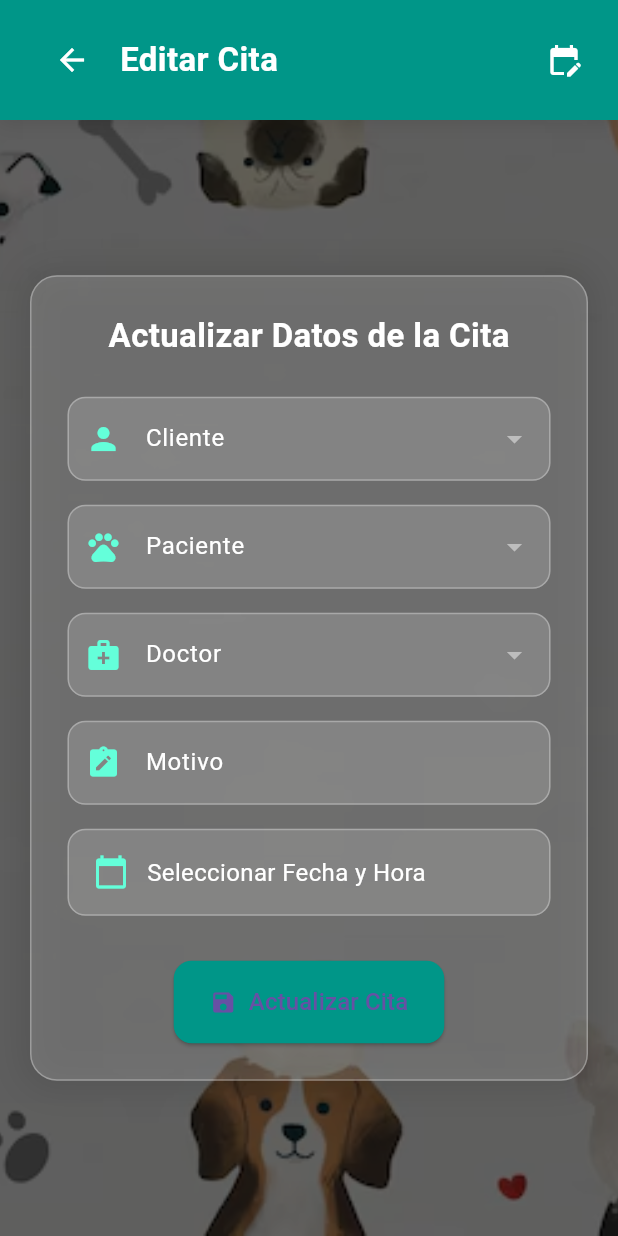
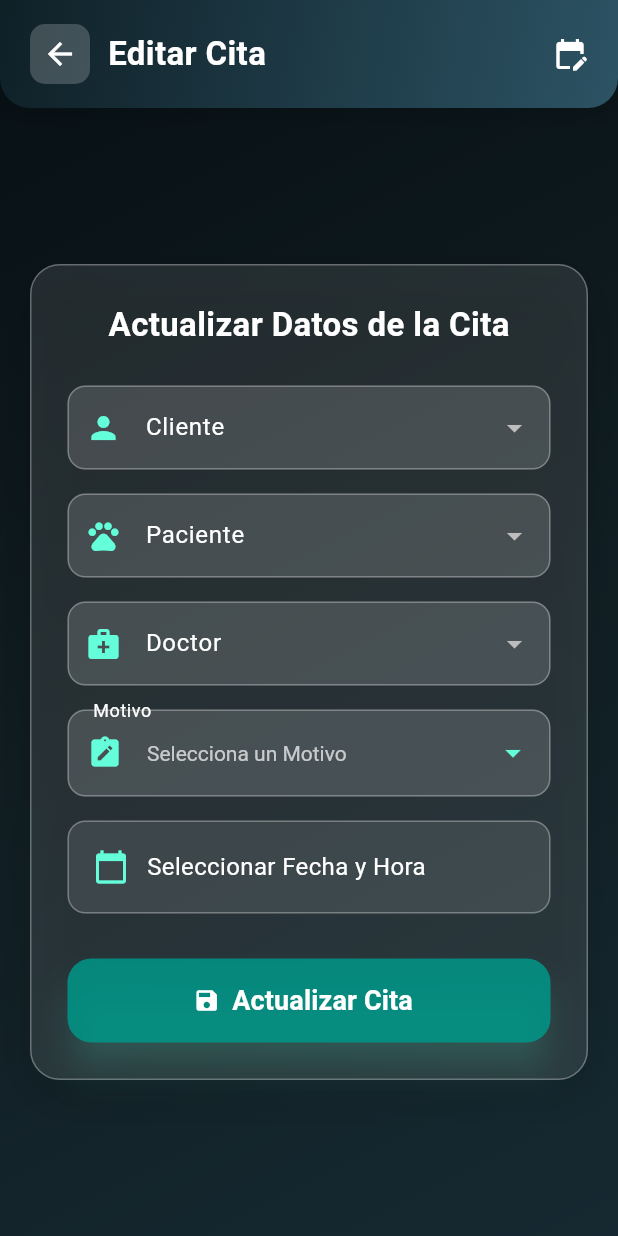
Before and after one commit to Saixnet021/PetsAndHealth, a Flutter app: the EditarCitaScreen screen opened directly with empty values, on a phone screen of 412 x 824 dp. Run offline on Flutter 3.47's test engine with Material 3 defaults, Android fonts, the phone set to English and light mode, and no system bars; our stand-ins replace cloud_firestore, firebase_auth, firebase_core, flutter_animate, image_picker, shimmer; accounts and stored records are empty; statements that could not run were skipped.

Commit message:
version final

```diff
--- a/lib/screens/Citas/EditarCitaScreen.dart
+++ b/lib/screens/Citas/EditarCitaScreen.dart
@@ -11,7 +11,6 @@ class EditarCitaScreen extends StatefulWidget {
     required this.citaData,
   });
 
-  @override
   State<EditarCitaScreen> createState() => _EditarCitaScreenState();
 }
 
@@ -19,12 +18,21 @@ class _EditarCitaScreenState extends State<EditarCitaScreen> {
   String? clienteId;
   String? pacienteId;
   String? doctorId;
-  String motivo = '';
+  String? motivo;
   DateTime? fechaHora;
 
   List<DocumentSnapshot> clientes = [];
   List<DocumentSnapshot> pacientes = [];
   List<DocumentSnapshot> doctores = [];
+  final List<String> motivosPredefinidos = [
+    'Vacunación',
+    'Chequeo general',
+    'Desparasitación',
+    'Cirugía',
+    'Consulta de emergencia',
+    'Consulta dental',
+    'Otro',
+  ];
 
   @override
   void initState() {
@@ -83,7 +91,7 @@ class _EditarCitaScreenState extends State<EditarCitaScreen> {
         pacienteId == null ||
         doctorId == null ||
         fechaHora == null ||
-        motivo.isEmpty) {
+        motivo == null) {
       ScaffoldMessenger.of(context).showSnackBar(
         const SnackBar(content: Text('Completa todos los campos')),
       );
@@ -163,41 +171,61 @@ class _EditarCitaScreenState extends State<EditarCitaScreen> {
     );
   }
 
-  Widget _buildTextField({
-    required String initialValue,
+  Widget _buildDropdownFields({
+    required String? value,
+    required String hint,
     required String label,
-    required IconData icon,
-    required void Function(String) onChanged,
+    required List<DropdownMenuItem<String>> items,
+    required void Function(String?)? onChanged,
+    IconData? icon,
+    bool isLoading = false,
+    bool isEnabled = true,
+    String? disabledHint,
   }) {
-    return TextFormField(
-      initialValue: initialValue,
+    return Container(
+      decoration: BoxDecoration(
+        borderRadius: BorderRadius.circular(12),
+        color: Colors.white.withOpacity(0.15),
+        border: Border.all(color: Colors.white.withOpacity(0.3), width: 1),
+      ),
+      child: DropdownButtonFormField<String>(
+        value: value,
+        hint: Text(hint, style: const TextStyle(color: Colors.white70)),
+        items: items,
+        onChanged: isEnabled ? onChanged : null,
         decoration: InputDecoration(
-        prefixIcon: Icon(icon, color: Colors.tealAccent),
+          prefixIcon: icon != null
+              ? Icon(icon, color: Colors.tealAccent)
+              : null,
           labelText: label,
           labelStyle: const TextStyle(color: Colors.white),
-        filled: true,
-        fillColor: Colors.white.withOpacity(0.15), // Efecto glassmorphism
+          filled: false,
+          counterText: '',
           border: OutlineInputBorder(
             borderRadius: BorderRadius.circular(12),
-          borderSide: BorderSide(
-            color: Colors.white.withOpacity(0.3),
-            width: 1,
-          ),
+            borderSide: BorderSide.none,
           ),
           enabledBorder: OutlineInputBorder(
             borderRadius: BorderRadius.circular(12),
-          borderSide: BorderSide(
-            color: Colors.white.withOpacity(0.3),
-            width: 1,
-          ),
+            borderSide: BorderSide.none,
           ),
           focusedBorder: OutlineInputBorder(
             borderRadius: BorderRadius.circular(12),
             borderSide: BorderSide(color: Colors.tealAccent, width: 2),
           ),
+          disabledBorder: OutlineInputBorder(
+            borderRadius: BorderRadius.circular(12),
+            borderSide: BorderSide.none,
+          ),
         ),
         style: const TextStyle(color: Colors.white),
-      onChanged: onChanged,
+        dropdownColor: Colors.grey[900],
+        iconEnabledColor: Colors.tealAccent,
+        disabledHint: disabledHint != null
+            ? Text(disabledHint, style: const TextStyle(color: Colors.white54))
+            : null,
+        isExpanded: true,
+      ),
     );
   }
 
@@ -209,47 +237,70 @@ class _EditarCitaScreenState extends State<EditarCitaScreen> {
     return Scaffold(
       body: Stack(
         children: [
-          // Background Image
+          // Fondo con gradiente
           Container(
-            decoration: BoxDecoration(
-              image: DecorationImage(
-                image: AssetImage('assets/images/fondo-huellas.webp'),
-                fit: BoxFit.cover,
+            decoration: const BoxDecoration(
+              gradient: LinearGradient(
+                colors: [
+                  Color(0xFF0F2027),
+                  Color(0xFF203A43),
+                  Color(0xFF2C5364),
+                ],
+                begin: Alignment.topLeft,
+                end: Alignment.bottomRight,
               ),
             ),
           ),
-          // Dark Overlay
+          // Capa oscura
           Container(
-            decoration: BoxDecoration(color: Colors.black.withOpacity(0.6)),
+            decoration: BoxDecoration(color: Colors.black.withOpacity(0.5)),
           ),
-          // Main Content
+          // Contenido
           Column(
             children: [
-              // AppBar
+              // AppBar personalizado
               Container(
                 padding: EdgeInsets.only(
                   top: MediaQuery.of(context).padding.top + 16,
-                  left: 24,
-                  right: 24,
+                  left: 20,
+                  right: 20,
                   bottom: 16,
                 ),
                 decoration: BoxDecoration(
-                  color: Colors.teal,
+                  gradient: const LinearGradient(
+                    colors: [Color(0xFF0F2027), Color(0xFF2C5364)],
+                    begin: Alignment.topLeft,
+                    end: Alignment.bottomRight,
+                  ),
+                  borderRadius: const BorderRadius.only(
+                    bottomLeft: Radius.circular(20),
+                    bottomRight: Radius.circular(20),
+                  ),
                   boxShadow: [
                     BoxShadow(
-                      color: Colors.black.withOpacity(0.1),
-                      blurRadius: 10,
-                      offset: const Offset(0, 2),
+                      color: Colors.black.withOpacity(0.2),
+                      blurRadius: 12,
+                      offset: const Offset(0, 4),
                     ),
                   ],
                 ),
                 child: Row(
                   children: [
-                    IconButton(
-                      icon: const Icon(Icons.arrow_back, color: Colors.white),
-                      onPressed: () => Navigator.pop(context),
+                    GestureDetector(
+                      onTap: () => Navigator.pop(context),
+                      child: Container(
+                        padding: const EdgeInsets.all(8),
+                        decoration: BoxDecoration(
+                          color: Colors.white.withOpacity(0.2),
+                          borderRadius: BorderRadius.circular(10),
                         ),
-                    const SizedBox(width: 8),
+                        child: const Icon(
+                          Icons.arrow_back,
+                          color: Colors.white,
+                        ),
+                      ),
+                    ),
+                    const SizedBox(width: 12),
                     const Text(
                       'Editar Cita',
                       style: TextStyle(
@@ -263,7 +314,7 @@ class _EditarCitaScreenState extends State<EditarCitaScreen> {
                   ],
                 ),
               ),
-              // Content
+              // Formulario
               Expanded(
                 child: Center(
                   child: SingleChildScrollView(
@@ -275,32 +326,31 @@ class _EditarCitaScreenState extends State<EditarCitaScreen> {
                       ),
                       padding: const EdgeInsets.all(24),
                       decoration: BoxDecoration(
-                        borderRadius: BorderRadius.circular(18),
-                        color: Colors.white.withOpacity(
-                          0.15,
-                        ), // Efecto glassmorphism
+                        borderRadius: BorderRadius.circular(20),
+                        color: Colors.white.withOpacity(0.1),
                         border: Border.all(
-                          color: Colors.white.withOpacity(
-                            0.3,
-                          ), // Borde semi-transparente
+                          color: Colors.white.withOpacity(0.3),
                           width: 1,
                         ),
                         boxShadow: [
                           BoxShadow(
-                            color: Colors.black.withOpacity(0.1),
-                            blurRadius: 20,
-                            spreadRadius: 5,
+                            color: Colors.black.withOpacity(0.15),
+                            blurRadius: 25,
+                            offset: const Offset(0, 10),
                           ),
                         ],
                       ),
                       child: Column(
+                        crossAxisAlignment: CrossAxisAlignment.start,
                         children: [
-                          const Text(
+                          const Center(
+                            child: Text(
                               'Actualizar Datos de la Cita',
                               style: TextStyle(
                                 fontSize: 22,
                                 fontWeight: FontWeight.bold,
                                 color: Colors.white,
+                              ),
                             ),
                           ),
                           const SizedBox(height: 25),
@@ -362,25 +412,30 @@ class _EditarCitaScreenState extends State<EditarCitaScreen> {
                                 setState(() => doctorId = value),
                           ),
                           const SizedBox(height: 16),
-                          _buildTextField(
-                            initialValue: motivo,
+                          _buildDropdownFields(
+                            value: motivo,
+                            hint: 'Selecciona un Motivo',
                             label: 'Motivo',
                             icon: Icons.note_alt,
-                            onChanged: (value) => motivo = value,
-                          ),
-                          const SizedBox(height: 16),
-                          Container(
-                            width: double.infinity,
-                            padding: const EdgeInsets.all(16),
-                            decoration: BoxDecoration(
-                              borderRadius: BorderRadius.circular(12),
-                              color: Colors.white.withOpacity(0.15),
-                              border: Border.all(
-                                color: Colors.white.withOpacity(0.3),
-                                width: 1,
+                            items: motivosPredefinidos
+                                .map(
+                                  (m) => DropdownMenuItem(
+                                    value: m,
+                                    child: Text(
+                                      m,
+                                      style: const TextStyle(
+                                        color: Colors.white,
                                       ),
                                     ),
-                            child: InkWell(
+                                  ),
+                                )
+                                .toList(),
+                            onChanged: (value) =>
+                                setState(() => motivo = value),
+                          ),
+
+                          const SizedBox(height: 16),
+                          GestureDetector(
                             onTap: () async {
                               final fecha = await showDatePicker(
                                 context: context,
@@ -408,9 +463,22 @@ class _EditarCitaScreenState extends State<EditarCitaScreen> {
                                 }
                               }
                             },
+                            child: Container(
+                              width: double.infinity,
+                              padding: const EdgeInsets.symmetric(
+                                horizontal: 16,
+                                vertical: 18,
+                              ),
+                              decoration: BoxDecoration(
+                                color: Colors.white.withOpacity(0.1),
+                                borderRadius: BorderRadius.circular(12),
+                                border: Border.all(
+                                  color: Colors.white.withOpacity(0.3),
+                                ),
+                              ),
                               child: Row(
                                 children: [
-                                  Icon(
+                                  const Icon(
                                     Icons.calendar_today,
                                     color: Colors.tealAccent,
                                   ),
@@ -431,21 +499,27 @@ class _EditarCitaScreenState extends State<EditarCitaScreen> {
                             ),
                           ),
                           const SizedBox(height: 30),
-                          ElevatedButton.icon(
+                          SizedBox(
+                            width: double.infinity,
+                            height: 56,
+                            child: ElevatedButton.icon(
                               onPressed: actualizarCita,
-                            icon: const Icon(Icons.save),
+                              style: ElevatedButton.styleFrom(
+                                backgroundColor: Colors.teal.withOpacity(0.85),
+                                shape: RoundedRectangleBorder(
+                                  borderRadius: BorderRadius.circular(16),
+                                ),
+                                shadowColor: Colors.tealAccent.withOpacity(0.4),
+                                elevation: 10,
+                              ),
+                              icon: const Icon(Icons.save, color: Colors.white),
                               label: const Text(
                                 'Actualizar Cita',
-                              style: TextStyle(fontSize: 16),
+                                style: TextStyle(
+                                  fontSize: 18,
+                                  fontWeight: FontWeight.w600,
+                                  color: Colors.white,
                                 ),
-                            style: ElevatedButton.styleFrom(
-                              backgroundColor: Colors.teal,
-                              padding: const EdgeInsets.symmetric(
-                                horizontal: 24,
-                                vertical: 16,
-                              ),
-                              shape: RoundedRectangleBorder(
-                                borderRadius: BorderRadius.circular(12),
                               ),
                             ),
                           ),
--- a/lib/screens/Clientes/agregar_cliente_screen.dart
+++ b/lib/screens/Clientes/agregar_cliente_screen.dart
@@ -291,6 +291,7 @@ class _AgregarClienteScreenState extends State<AgregarClienteScreen> {
                   ),
                 ),
               ),
+
               Expanded(
                 child: Center(
                   child: SingleChildScrollView(
--- a/lib/screens/Doctores/doctores_screen.dart
+++ b/lib/screens/Doctores/doctores_screen.dart
@@ -141,7 +141,7 @@ class _DoctoresScreenState extends State<DoctoresScreen> {
                     // Filtro por especialidad
                     DropdownButtonFormField<String>(
                       value: especialidadSeleccionada,
-                      dropdownColor: Colors.teal[800],
+                      dropdownColor: Colors.black87,
                       iconEnabledColor: Colors.white,
                       hint: const Text(
                         'Filtrar por especialidad',
@@ -404,7 +404,7 @@ class _DoctoresScreenState extends State<DoctoresScreen> {
           horizontal: 12,
         ),
       ),
-      dropdownColor: Colors.white,
+      dropdownColor: Colors.black87,
     );
   }
 
--- a/lib/screens/Pacientes/agregar_paciente_screen.dart
+++ b/lib/screens/Pacientes/agregar_paciente_screen.dart
@@ -277,6 +277,7 @@ class _AgregarPacienteScreenState extends State<AgregarPacienteScreen> {
                             value: clienteId,
                             dropdownColor: Colors.grey[900],
                             style: const TextStyle(color: Colors.white),
+                            iconEnabledColor: Colors.tealAccent,
                             decoration: InputDecoration(
                               filled: true,
                               fillColor: Colors.white.withOpacity(0.1),
```
Also changed, not shown: lib/screens/Citas/agregar_cita_screen.dart (+89 -83 lines), lib/screens/Citas/citas_screen.dart (+66 -46 lines). Lines whose indentation alone changed are shown as unchanged.
